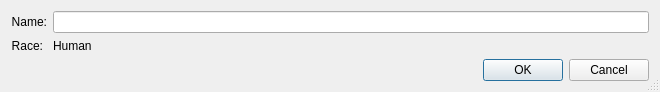
First picture: the form in ui/CreateCharacterDialog.ui, repository jgardner1/JGRPGTools, before the edit.
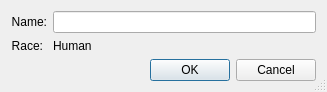
Second picture: the form after the edit.

Commit message: Added window titles

Patch:
```diff
--- a/ui/CreateCharacterDialog.ui
+++ b/ui/CreateCharacterDialog.ui
@@ -6,8 +6,8 @@
    <rect>
     <x>0</x>
     <y>0</y>
-    <width>660</width>
-    <height>88</height>
+    <width>327</width>
+    <height>89</height>
    </rect>
   </property>
   <property name="windowTitle">
```
Left out of the diff: 2 changed lines with no effect on the pictures. The commit also changes 2 other files.
